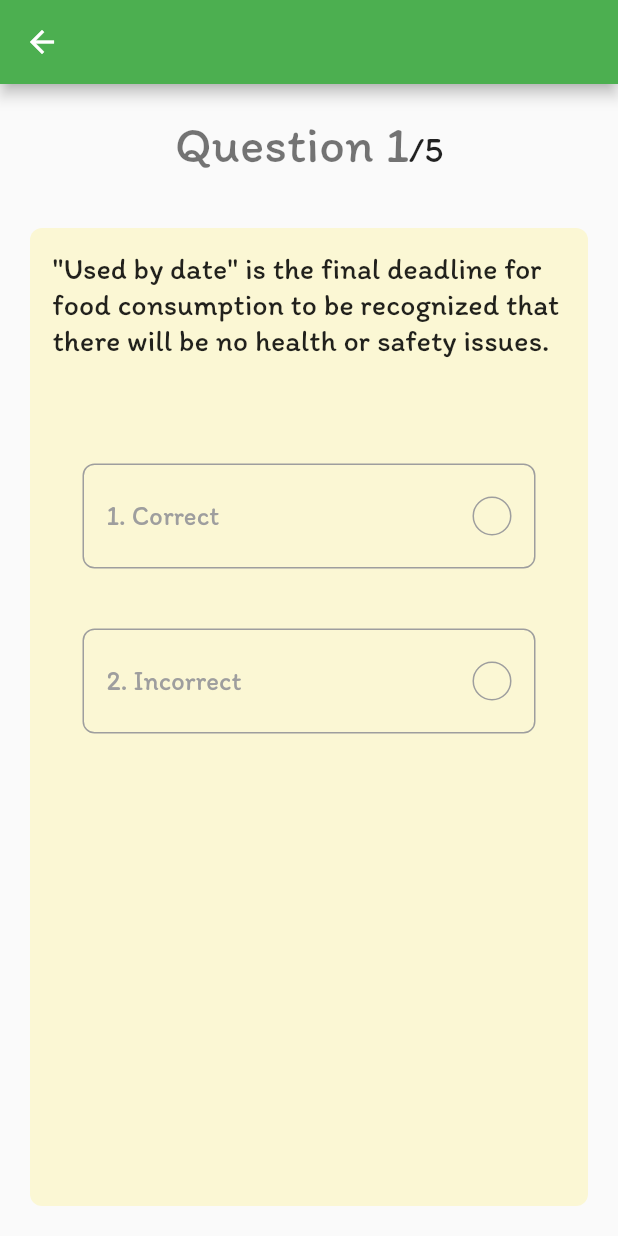
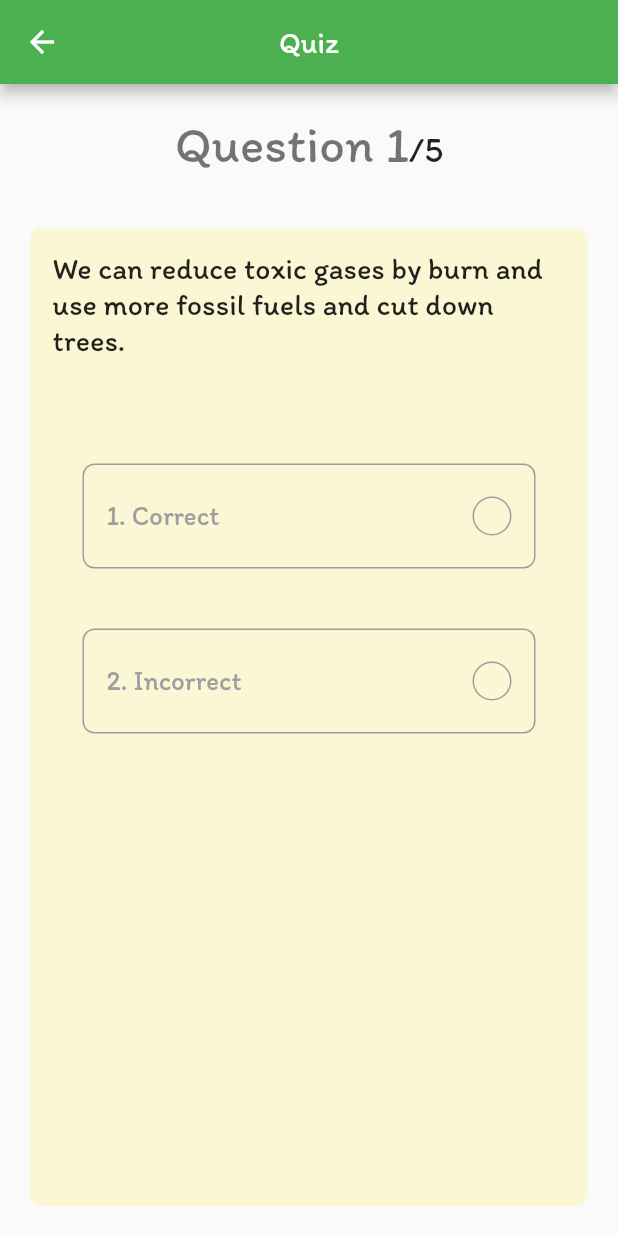
Before and after one commit to Yiyi-kim/Ecological, a Flutter app: the QuizScreen screen opened directly, on a phone screen of 412 x 824 dp. Run offline on Flutter 3.47's test engine with Material 2 defaults, Android fonts, the phone set to English and light mode, and no system bars; our stand-ins replace get.

Commit message:
error restart qn controller

```diff
--- a/lib/Recycle/Components/image_container.dart
+++ b/lib/Recycle/Components/image_container.dart
@@ -1,4 +1,5 @@
 import 'package:flutter/material.dart';
+import 'package:flutter/cupertino.dart';
 
 class ImagesContainer extends StatelessWidget {
   final String images;
--- a/lib/Recycle/Screen/first_screen.dart
+++ b/lib/Recycle/Screen/first_screen.dart
@@ -1,4 +1,5 @@
 import 'package:flutter/material.dart';
+import 'package:flutter/cupertino.dart';
 import 'package:flutter_app/Recycle/Components/image_button.dart';
 import 'package:flutter_app/Recycle/Components/image_container.dart';
 import 'package:flutter_app/Recycle/Components/tooltip_dialog.dart';
--- a/lib/Recycle/Screen/success_screen.dart
+++ b/lib/Recycle/Screen/success_screen.dart
@@ -1,4 +1,5 @@
 import 'package:flutter/material.dart';
+import 'package:flutter/cupertino.dart';
 import 'package:flutter_app/Recycle/Components/go_back_button.dart';
 import 'package:flutter_app/Recycle/Screen/first_screen.dart';
 import 'package:flutter_app/mystateful_widget.dart';
--- a/lib/game.dart
+++ b/lib/game.dart
@@ -17,7 +17,7 @@
       crossAxisAlignment: CrossAxisAlignment.center,
       children: [
         SizedBox(
-          height: 15,
+          height: 30,
         ),
         Container(
           child: Text(
--- a/lib/mystateful_widget.dart
+++ b/lib/mystateful_widget.dart
@@ -1,4 +1,5 @@
 import 'package:flutter/material.dart';
+import 'package:flutter/cupertino.dart';
 import 'package:flutter_app/read.dart';
 
 import 'game.dart';
--- a/lib/quiz/body.dart
+++ b/lib/quiz/body.dart
@@ -1,4 +1,5 @@
 import 'package:flutter/material.dart';
+import 'package:flutter/cupertino.dart';
 import 'package:flutter_app/quiz/question_card.dart';
 import 'package:flutter_app/quiz/Controller/questioncontroller.dart';
 import 'package:get/get.dart';
--- a/lib/quiz/option.dart
+++ b/lib/quiz/option.dart
@@ -1,4 +1,5 @@
 import 'package:flutter/material.dart';
+import 'package:flutter/cupertino.dart';
 import 'package:flutter_app/quiz/Controller/questioncontroller.dart';
 import 'package:get/get_state_manager/get_state_manager.dart';
 
--- a/lib/quiz/question_card.dart
+++ b/lib/quiz/question_card.dart
@@ -1,4 +1,5 @@
 import 'package:flutter/material.dart';
+import 'package:flutter/cupertino.dart';
 import 'package:flutter_app/quiz/option.dart';
 import 'package:flutter_app/quiz/Controller/questioncontroller.dart';
 import 'package:flutter_app/quiz/questions.dart';
--- a/lib/quiz/questions.dart
+++ b/lib/quiz/questions.dart
@@ -18,135 +18,135 @@
     "question":
         '"Used by date" is the final deadline for food consumption to be recognized that there will be no health or safety issues.',
     "options": ['Correct', 'Incorrect'],
-    "answer_index": 1,
+    "answer_index": 0,
   },
   {
     "id": 2,
     "question":
         'The expiration date of milk is 10 days, but the used by date is 70 days.',
     "options": ['Correct', 'Incorrect'],
-    "answer_index": 2,
+    "answer_index": 1,
   },
   {
     "id": 3,
     "question":
         "Most developed countries in Europe use the used by date system.",
     "options": ['Correct', 'Incorrect'],
-    "answer_index": 1,
+    "answer_index": 0,
   },
   {
     "id": 4,
     "question": "South Korea plans to use the used by date system from 2030",
     "options": ['Correct', 'Incorrect'],
-    "answer_index": 2,
+    "answer_index": 1,
   },
   {
     "id": 5,
     "question":
         "The advantages of trees are that they produce carbon dioxide, causing floods and absorb oxygen",
     "options": ['Correct', 'Incorrect'],
-    "answer_index": 2,
+    "answer_index": 1,
   },
   {
     "id": 6,
     "question":
         "Using a used by date can result in less food being thrown out.",
     "options": ['Correct', 'Incorrect'],
-    "answer_index": 1,
+    "answer_index": 0,
   },
   {
     "id": 7,
     "question": "Acid rain is caused by NH3 and CFCs react with oxygen.",
     "options": ['Correct', 'Incorrect'],
-    "answer_index": 2,
+    "answer_index": 1,
   },
   {
     "id": 8,
     "question":
         "The ozone layer is a region surrounding the earth that absorbs and protects the planet from the sun’s ultraviolet rays.",
     "options": ['Correct', 'Incorrect'],
-    "answer_index": 1,
+    "answer_index": 0,
   },
   {
     "id": 9,
     "question": "Carbon dioxide (CO2) comes from Fossil fuels and vehicles.",
     "options": ['Correct', 'Incorrect'],
-    "answer_index": 1,
+    "answer_index": 0,
   },
   {
     "id": 10,
     "question":
         "We can reduce toxic gases by burn and use more fossil fuels and cut down trees.",
     "options": ['Correct', 'Incorrect'],
-    "answer_index": 2,
+    "answer_index": 1,
   },
   {
     "id": 11,
     "question":
         "Air pollution can cause lung cancer, stroke, heart disease, and chronic respiratory disease.",
     "options": ['Correct', 'Incorrect'],
-    "answer_index": 1,
+    "answer_index": 0,
   },
   {
     "id": 12,
     "question":
         "The effects of global warming are glaciers at the Arctic melting, sea level rising, and flooding. ",
     "options": ['Correct', 'Incorrect'],
-    "answer_index": 1,
+    "answer_index": 0,
   },
   {
     "id": 13,
     "question":
         "Greenhouse gas is gas that absorbs radiation from the sun and causes a greenhouse effect.",
     "options": ['Correct', 'Incorrect'],
-    "answer_index": 1,
+    "answer_index": 0,
   },
   {
     "id": 14,
     "question": "Solar energy and wide energy are renewable and clean energy.",
     "options": ['Correct', 'Incorrect'],
-    "answer_index": 1,
+    "answer_index": 0,
   },
   {
     "id": 15,
     "question":
         "Greenhouse gas is caused by  Carbon dioxide (CO2), Methane (CH4), and nitrous oxide(NO2).",
     "options": ['Correct', 'Incorrect'],
-    "answer_index": 1,
+    "answer_index": 0,
   },
   {
     "id": 16,
     "question":
         "The causes of climate change are human activities such as using fuel vehicles, burning plastic, and deforestation",
     "options": ['Correct', 'Incorrect'],
-    "answer_index": 1,
+    "answer_index": 0,
   },
   {
     "id": 17,
     "question":
         "The disadvantages of acid rain are underwater life cannot survive, impact human health, damage buildings and trees. ",
     "options": ['Correct', 'Incorrect'],
-    "answer_index": 1,
+    "answer_index": 0,
   },
   {
     "id": 18,
     "question":
         "The impact of garbage at landfill sites is making fresh air and the environment clean. ",
     "options": ['Correct', 'Incorrect'],
-    "answer_index": 2,
+    "answer_index": 1,
   },
   {
     "id": 19,
     "question":
         "We can make a sustainable environment by building more cities, cutting trees, and using more plastic.",
     "options": ['Correct', 'Incorrect'],
-    "answer_index": 2,
+    "answer_index": 1,
   },
   {
     "id": 20,
     "question":
         "Deforestation caused by agricultural activities, overpopulation, paper and furniture productions, illegal logging, etc.",
     "options": ['Correct', 'Incorrect'],
-    "answer_index": 1,
+    "answer_index": 0,
   },
 ];
--- a/lib/quiz/quiz_screen.dart
+++ b/lib/quiz/quiz_screen.dart
@@ -1,4 +1,5 @@
 import 'package:flutter/material.dart';
+import 'package:flutter/cupertino.dart';
 import 'package:flutter_app/quiz/body.dart';
 import 'package:flutter_app/quiz/Controller/questioncontroller.dart';
 import 'package:get/get.dart';
@@ -14,6 +15,10 @@
     var _controller = Get.put(QuestionController());
     return Scaffold(
       appBar: AppBar(
+        title: Text(
+          'Quiz',
+        ),
+        centerTitle: true,
         backgroundColor: Colors.green,
         actions: [],
       ),
--- a/lib/quiz/score_screen.dart
+++ b/lib/quiz/score_screen.dart
@@ -1,4 +1,5 @@
 import 'package:flutter/material.dart';
+import 'package:flutter/cupertino.dart';
 import 'package:flutter_app/Recycle/Components/go_back_button.dart';
 import 'package:flutter_app/game.dart';
 import 'package:flutter_app/main.dart';
@@ -27,7 +28,7 @@
                       .headline3!
                       .copyWith(color: Colors.green)),
               SizedBox(height: 20),
-              Text("${_qnController.correctAns * 10}/${50}",
+              Text("${_qnController.numOfCorrectAns * 10}/${50}",
                   style: Theme.of(context).textTheme.headline4),
               SizedBox(height: 50),
               Image.asset(
@@ -41,6 +42,7 @@
               ),
               GoBackButton(
                 () {
+                  _qnController.refreshState();
                   Navigator.pushReplacement(context,
                       MaterialPageRoute(builder: (_) => MyStatefulWidget()));
                 },
--- a/lib/quiz/start_quiz.dart
+++ b/lib/quiz/start_quiz.dart
@@ -1,14 +1,20 @@
 import 'package:flutter/material.dart';
+import 'package:flutter/cupertino.dart';
 import 'package:flutter_app/quiz/quiz_screen.dart';
+import 'package:get/get_core/src/get_main.dart';
+
+import 'Controller/questioncontroller.dart';
 
 class Quiz extends StatefulWidget {
-  const Quiz({Key? key}) : super(key: key);
+  //final _questionController = Get.put(QuestionController());
+  Quiz({Key? key}) : super(key: key);
 
   @override
   _QuizState createState() => _QuizState();
 }
 
 class _QuizState extends State<Quiz> {
+  //final _questionController = Get.put(QuestionController());
   @override
   Widget build(BuildContext context) {
     return Scaffold(
@@ -55,11 +61,12 @@
               primary: Colors.green,
             ),
             onPressed: () {
+              //_questionController.resetQuestionNumber();
               Navigator.push(context,
                   MaterialPageRoute(builder: (context) => QuizScreen()));
             },
             child: Container(
-              width: 150,
+              width: 300,
               height: 50,
               child: Align(
                 alignment: Alignment.center,
--- a/lib/read.dart
+++ b/lib/read.dart
@@ -1,4 +1,5 @@
 import 'package:flutter/material.dart';
+import 'package:flutter/cupertino.dart';
 import 'package:flutter/services.dart';
 import 'package:flutter_app/Cartoon/foodwaste.dart';
 
--- a/pubspec.yaml
+++ b/pubspec.yaml
@@ -37,7 +37,7 @@
 
 flutter_native_splash:
   color: "#ffffff"
-  image: assets/images/ecological_logo.png
+  image: assets/images/Ecological.png
   android: true
   ios: true
 
```
Also changed, not shown: lib/quiz/Controller/questioncontroller.dart (+30 -2 lines), assets/images/Ecological.png (added), assets/images/ecological.png (added), 12 other files.
